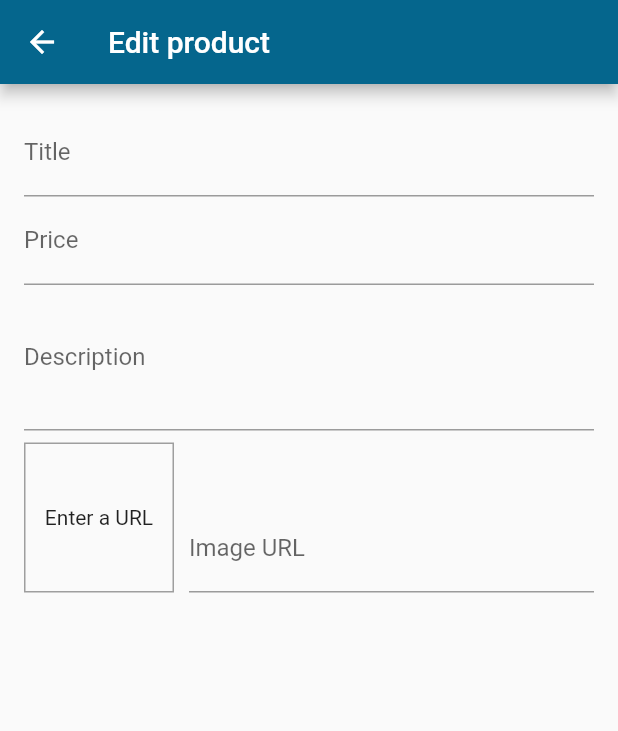
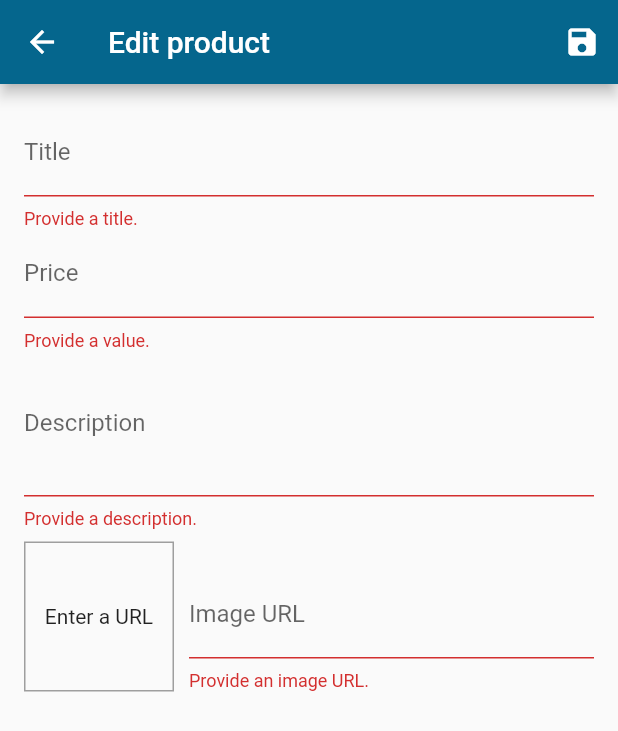
Before and after one commit to aissaserrar/shop-App, a Flutter app: the EditProductScreen screen opened by its route, on a phone screen of 412 x 824 dp. Shown: the top 731 px of the screen. Run offline on Flutter 3.47's test engine with Material 2 defaults, Android fonts, the phone set to English and light mode, and no system bars; network calls fail.

Commit message:
validate form

```diff
--- a/lib/providers/products.dart
+++ b/lib/providers/products.dart
@@ -42,7 +42,22 @@ class Products with ChangeNotifier {
     return _loadedProducts.where((product) => product.isFavorite).toList();
   }
 
-  void addProduct(Product product) {
+  Product findById(String productID) {
+    return _loadedProducts.firstWhere(
+      (element) => element.id == productID.toString(),
+      orElse: () => null,
+    );
+  }
+
+  void addProduct(Product p) {
+    Product product = Product(
+      id: DateTime.now().toString(),
+      title: p.title,
+      description: p.description,
+      price: p.price,
+      imageUrl: p.imageUrl,
+    );
+    _loadedProducts.add(product);
     notifyListeners();
   }
 
--- a/lib/screens/edit_product_screen.dart
+++ b/lib/screens/edit_product_screen.dart
@@ -1,5 +1,8 @@
-import 'package:flutter/cupertino.dart';
 import 'package:flutter/material.dart';
+import 'package:my_shop/providers/product.dart';
+import 'package:my_shop/providers/products.dart';
+import 'package:my_shop/utils/constants.dart';
+import 'package:provider/provider.dart';
 
 class EditProductScreen extends StatefulWidget {
   static final String routeName = "EditProductScreen";
@@ -8,10 +11,22 @@ class EditProductScreen extends StatefulWidget {
 }
 
 class _EditProductScreenState extends State<EditProductScreen> {
+  final _formKey = GlobalKey<FormState>();
+
   final _priceFocusNode = FocusNode();
   final _descriptionFocusNode = FocusNode();
   final _imageUrlFocusNode = FocusNode();
   final _imageUrlController = TextEditingController();
+
+  var _editedProduct = Product(
+    id: null,
+    title: '',
+    description: '',
+    price: 0.00,
+    imageUrl: '',
+  );
+
+  bool _isInit = true;
 
   void _updateImageUrl() {
     if (!_imageUrlFocusNode.hasFocus) {
@@ -19,10 +34,34 @@ class _EditProductScreenState extends State<EditProductScreen> {
     }
   }
 
+  void _saveForm() {
+    var isValid = _formKey.currentState.validate();
+    if (isValid) {
+      _formKey.currentState.save();
+      Provider.of<Products>(context, listen: false).addProduct(_editedProduct);
+      Navigator.of(context).pop();
+    } else
+      return;
+  }
+
   @override
   void initState() {
     _imageUrlFocusNode.addListener(_updateImageUrl);
+
     super.initState();
+  }
+
+  @override
+  void didChangeDependencies() {
+    if (_isInit) {
+      var productID = ModalRoute.of(context).settings.arguments;
+      _editedProduct = Provider.of<Products>(context, listen: false).findById(productID) == null
+          ? _editedProduct
+          : Provider.of<Products>(context, listen: false).findById(productID);
+    }
+    _isInit = false;
+
+    super.didChangeDependencies();
   }
 
   @override
@@ -33,6 +72,7 @@ class _EditProductScreenState extends State<EditProductScreen> {
     _descriptionFocusNode.dispose();
     _imageUrlFocusNode.dispose();
     _imageUrlController.dispose();
+
     super.dispose();
   }
 
@@ -41,20 +81,46 @@ class _EditProductScreenState extends State<EditProductScreen> {
     return Scaffold(
       appBar: AppBar(
         title: Text('Edit product'),
+        actions: [
+          IconButton(
+            icon: Icon(Icons.save),
+            onPressed: _saveForm,
+          ),
+        ],
       ),
       body: Form(
+        key: _formKey,
+        autovalidate: true,
         child: SingleChildScrollView(
           padding: const EdgeInsets.all(16),
           child: Column(
             children: [
               TextFormField(
+                validator: (value) {
+                  if (value.isEmpty || value.trim().isEmpty) return 'Provide a title.';
+                  return null;
+                },
                 decoration: InputDecoration(labelText: 'Title'),
                 textInputAction: TextInputAction.next,
                 onFieldSubmitted: (_) {
                   FocusScope.of(context).requestFocus(_priceFocusNode);
                 },
+                onSaved: (value) {
+                  _editedProduct = Product(
+                    title: value,
+                    id: _editedProduct.id,
+                    description: _editedProduct.description,
+                    price: _editedProduct.price,
+                    imageUrl: _editedProduct.imageUrl,
+                  );
+                },
               ),
               TextFormField(
+                validator: (value) {
+                  if (value.isEmpty) return 'Provide a value.';
+                  if (!kNumberRegEx.hasMatch(value)) return 'Please enter a number';
+                  return null;
+                },
                 focusNode: _priceFocusNode,
                 decoration: InputDecoration(labelText: 'Price'),
                 textInputAction: TextInputAction.next,
@@ -62,12 +128,34 @@ class _EditProductScreenState extends State<EditProductScreen> {
                 onFieldSubmitted: (_) {
                   FocusScope.of(context).requestFocus(_descriptionFocusNode);
                 },
+                onSaved: (value) {
+                  _editedProduct = Product(
+                    title: _editedProduct.title,
+                    id: _editedProduct.id,
+                    description: _editedProduct.description,
+                    price: value == '' ? _editedProduct.price : double.parse(value),
+                    imageUrl: _editedProduct.imageUrl,
+                  );
+                },
               ),
               TextFormField(
+                validator: (value) {
+                  if (value.isEmpty || value.trim().isEmpty) return 'Provide a description.';
+                  return null;
+                },
                 focusNode: _descriptionFocusNode,
                 decoration: InputDecoration(labelText: 'Description'),
                 maxLines: 3,
                 keyboardType: TextInputType.multiline,
+                onSaved: (value) {
+                  _editedProduct = Product(
+                    title: _editedProduct.title,
+                    id: _editedProduct.id,
+                    description: value,
+                    price: _editedProduct.price,
+                    imageUrl: _editedProduct.imageUrl,
+                  );
+                },
               ),
               Row(
                 crossAxisAlignment: CrossAxisAlignment.end,
@@ -95,11 +183,30 @@ class _EditProductScreenState extends State<EditProductScreen> {
                   ),
                   Expanded(
                     child: TextFormField(
+                      validator: (value) {
+                        if (value.isEmpty || value.trim().isEmpty) return 'Provide an image URL.';
+                        if (!value.trim().startsWith('http') && !value.trim().startsWith('https'))
+                          return 'Enter a valid URL';
+                        if (!value.trim().endsWith('.jpg') &&
+                            !value.trim().endsWith('.jpeg') &&
+                            !value.trim().endsWith('.png')) return 'Invalid image URL';
+                        return null;
+                      },
                       controller: _imageUrlController,
                       focusNode: _imageUrlFocusNode,
                       decoration: InputDecoration(labelText: 'Image URL'),
                       textInputAction: TextInputAction.done,
                       keyboardType: TextInputType.url,
+                      onFieldSubmitted: (_) => _saveForm(),
+                      onSaved: (value) {
+                        _editedProduct = Product(
+                          title: _editedProduct.title,
+                          id: _editedProduct.id,
+                          description: _editedProduct.description,
+                          price: _editedProduct.price,
+                          imageUrl: value,
+                        );
+                      },
                     ),
                   ),
                 ],
--- a/lib/screens/user_products_screen.dart
+++ b/lib/screens/user_products_screen.dart
@@ -14,7 +14,11 @@ class UserProductsScreen extends StatelessWidget {
       appBar: AppBar(
         title: const Text('User products'),
         actions: [
-          IconButton(icon: const Icon(Icons.add), onPressed: () {}),
+          IconButton(
+              icon: const Icon(Icons.add),
+              onPressed: () {
+                Navigator.pushNamed(context, EditProductScreen.routeName);
+              }),
         ],
       ),
       drawer: const CustomDrawer(),
```
Also changed, not shown: lib/utils/constants.dart (added, +13 -0 lines).
